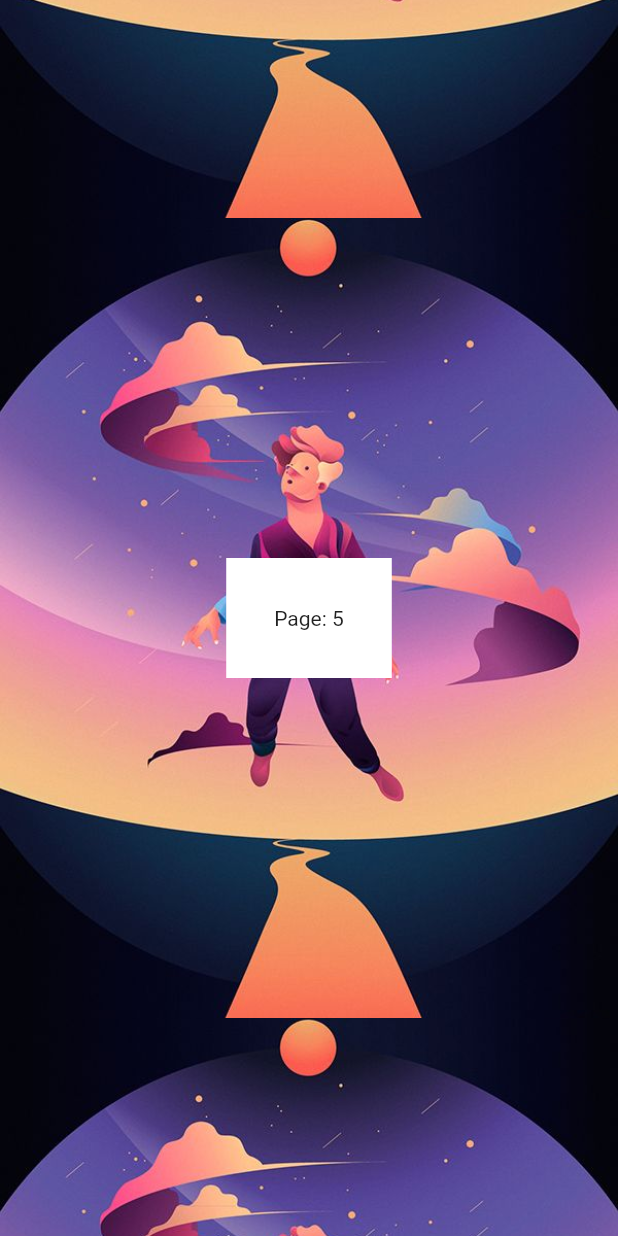
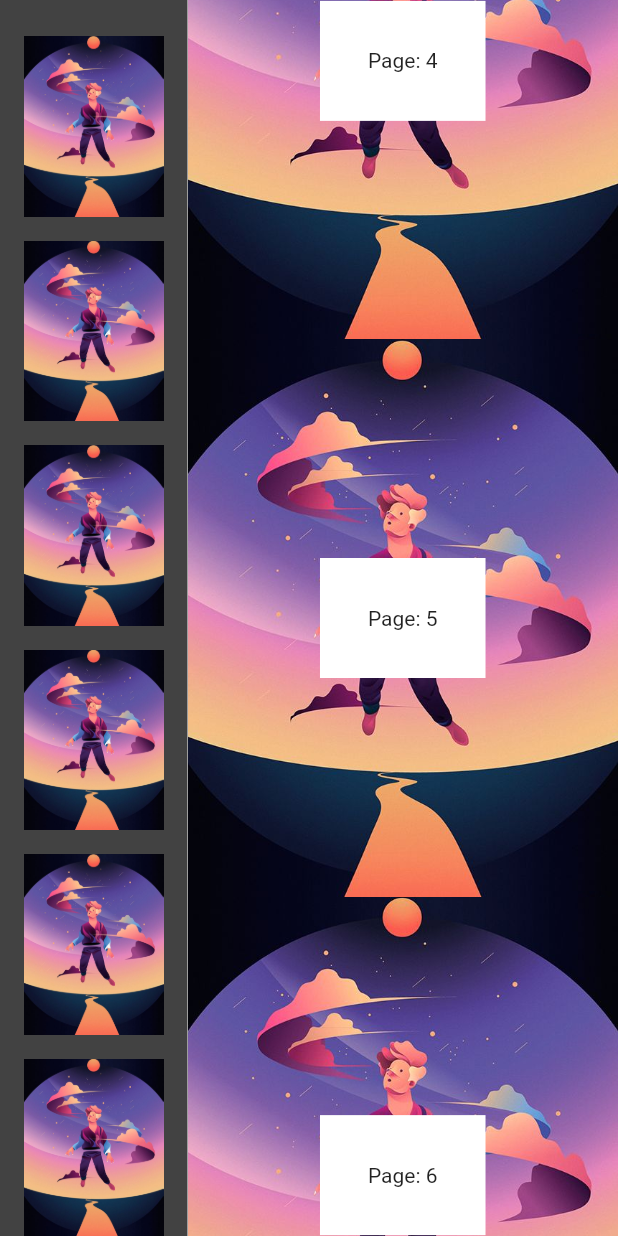
Before and after one commit to Flutter-Bounty-Hunters/page_list_viewport, a Flutter app: the screen it shows after launch, on a phone screen of 412 x 824 dp. Run offline on Flutter 3.47's test engine with Material 2 defaults, Android fonts, the phone set to English and light mode, and no system bars.

```diff
--- a/example/lib/main_list.dart
+++ b/example/lib/main_list.dart
@@ -33,6 +33,9 @@ class MyHomePage extends StatefulWidget {
 }
 
 class _MyHomePageState extends State<MyHomePage> with SingleTickerProviderStateMixin {
+  static const _pageCount = 20;
+  static const _naturalPageSizeInInches = Size(8.5, 11);
+
   late final PageListViewportController _controller;
 
   @override
@@ -50,23 +53,36 @@ class _MyHomePageState extends State<MyHomePage> with SingleTickerProviderStateM
   @override
   Widget build(BuildContext context) {
     return Scaffold(
-      body: PageListViewportGestures(
+      body: Row(
+        crossAxisAlignment: CrossAxisAlignment.stretch,
+        children: [
+          SizedBox(
+            width: 125,
+            child: _buildThumbnailList(),
+          ),
+          Expanded(
+            child: _buildViewport(),
+          ),
+        ],
+      ),
+    );
+  }
+
+  Widget _buildViewport() {
+    return PageListViewportGestures(
       controller: _controller,
       lockPanAxis: true,
       child: PageListViewport(
         controller: _controller,
-          pageCount: 60, //_pageCount,
-          naturalPageSize: const Size(8.5, 11) * 72 * MediaQuery.of(context).devicePixelRatio,
+        pageCount: _pageCount,
+        naturalPageSize: _naturalPageSizeInInches * 72 * MediaQuery.of(context).devicePixelRatio,
         pageLayoutCacheCount: 3,
         pagePaintCacheCount: 3,
         builder: (BuildContext context, int pageIndex) {
           return Stack(
             children: [
               Positioned.fill(
-                  child: Image.asset(
-                    "assets/test-image.jpeg",
-                    fit: BoxFit.cover,
-                  ),
+                child: _buildPage(pageIndex),
               ),
               Center(
                 child: Container(
@@ -77,24 +93,41 @@ class _MyHomePageState extends State<MyHomePage> with SingleTickerProviderStateM
               )
             ],
           );
+        },
+      ),
+    );
+  }
 
-            // return RepaintBoundary(
-            //   key: ValueKey(pageIndex),
-            //   child: Container(
-            //     width: double.infinity,
-            //     height: double.infinity,
-            //     decoration: const BoxDecoration(
-            //       gradient: LinearGradient(
-            //         colors: [Colors.red, Colors.blue],
-            //         begin: Alignment.topLeft,
-            //         end: Alignment.bottomRight,
-            //       ),
-            //     ),
-            //   ),
-            // );
+  Widget _buildThumbnailList() {
+    return RepaintBoundary(
+      child: ColoredBox(
+        color: Colors.grey.shade800,
+        child: ListView.builder(
+          padding: const EdgeInsets.all(16),
+          itemCount: _pageCount,
+          itemBuilder: (context, index) {
+            return Padding(
+              padding: const EdgeInsets.symmetric(vertical: 8),
+              child: GestureDetector(
+                onTap: () {
+                  _controller.animateToPage(index, const Duration(milliseconds: 250));
+                },
+                child: AspectRatio(
+                  aspectRatio: _naturalPageSizeInInches.aspectRatio,
+                  child: _buildPage(index),
+                ),
+              ),
+            );
           },
         ),
       ),
     );
   }
+
+  Widget _buildPage(int pageIndex) {
+    return Image.asset(
+      "assets/test-image.jpeg",
+      fit: BoxFit.cover,
+    );
   }
+}
```
Also changed, not shown: lib/src/page_list_viewport.dart (+28 -21 lines). Lines whose indentation alone changed are shown as unchanged.
